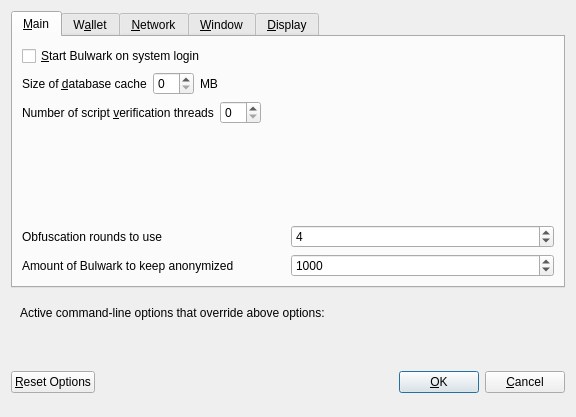
bulwark-crypto/Bulwark, file src/qt/forms/optionsdialog.ui: the form before one commit.
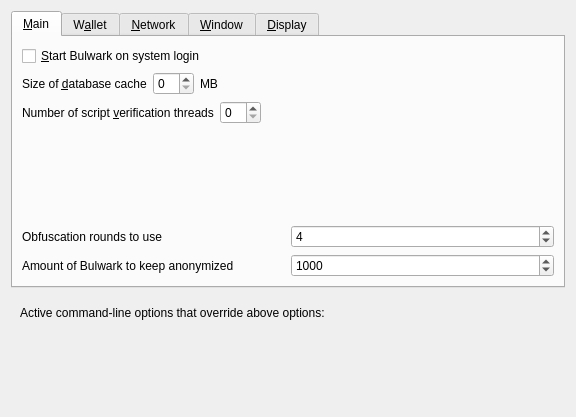
The form after the commit. Custom widgets are drawn as their Qt base class.

The edit to the form file:
```diff
--- a/src/qt/forms/optionsdialog.ui
+++ b/src/qt/forms/optionsdialog.ui
@@ -638,14 +638,14 @@
    <item>
     <layout class="QHBoxLayout" name="horizontalLayout_Buttons">
      <item>
-      <widget class="QPushButton" name="resetButton">
+      <widget class="QtMaterialFlatButton" name="resetButton" native="true">
        <property name="toolTip">
         <string>Reset all client options to default.</string>
        </property>
-       <property name="text">
-        <string>&amp;Reset Options</string>
+       <property name="text" stdset="0">
+        <string>Reset Options</string>
        </property>
-       <property name="autoDefault">
+       <property name="autoDefault" stdset="0">
         <bool>false</bool>
        </property>
       </widget>
@@ -702,24 +702,24 @@
       </spacer>
      </item>
      <item>
-      <widget class="QPushButton" name="okButton">
-       <property name="text">
-        <string>&amp;OK</string>
+      <widget class="QtMaterialFlatButton" name="okButton" native="true">
+       <property name="text" stdset="0">
+        <string>OK</string>
        </property>
-       <property name="autoDefault">
+       <property name="autoDefault" stdset="0">
         <bool>false</bool>
        </property>
-       <property name="default">
+       <property name="default" stdset="0">
         <bool>true</bool>
        </property>
       </widget>
      </item>
      <item>
-      <widget class="QPushButton" name="cancelButton">
-       <property name="text">
-        <string>&amp;Cancel</string>
+      <widget class="QtMaterialFlatButton" name="cancelButton" native="true">
+       <property name="text" stdset="0">
+        <string>Cancel</string>
        </property>
-       <property name="autoDefault">
+       <property name="autoDefault" stdset="0">
         <bool>false</bool>
        </property>
       </widget>
@@ -729,6 +729,11 @@
   </layout>
  </widget>
  <customwidgets>
+  <customwidget>
+   <class>QtMaterialFlatButton</class>
+   <extends>QWidget</extends>
+   <header>qtmaterialflatbutton.h</header>
+  </customwidget>
   <customwidget>
    <class>QValidatedLineEdit</class>
    <extends>QLineEdit</extends>
```
